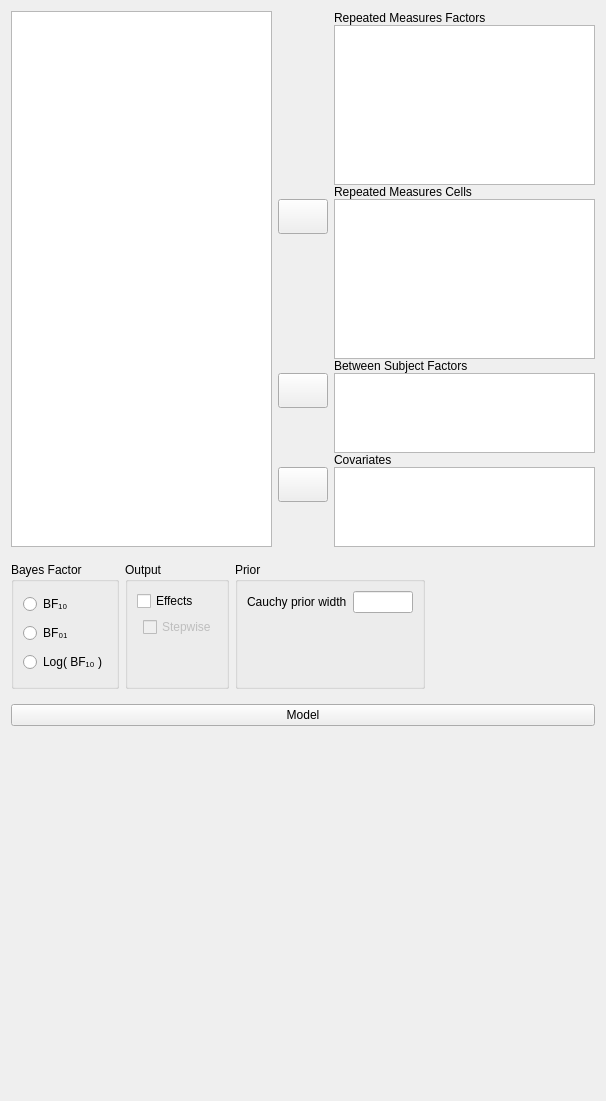
Before: the Qt Designer form JASP-Desktop/analysisforms/anovarepeatedmeasuresbayesianform.ui in jasp-stats/jasp-desktop, drawn with Qt 5.
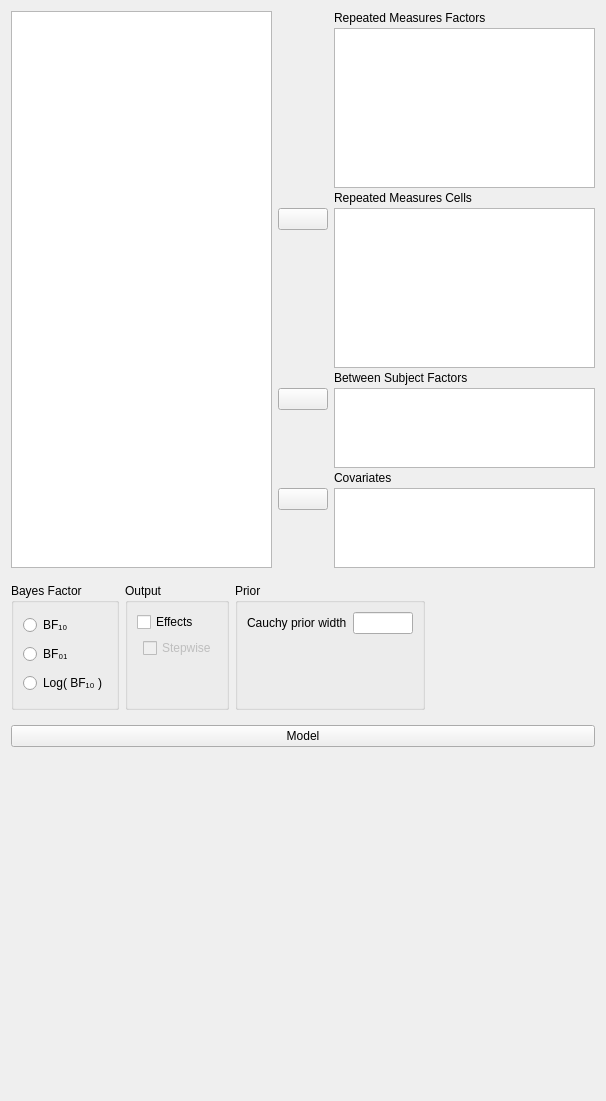
After: the same form once the commit is applied. Custom widgets are drawn as their Qt base class.

What changed in the file:
```diff
--- a/JASP-Desktop/analysisforms/anovarepeatedmeasuresbayesianform.ui
+++ b/JASP-Desktop/analysisforms/anovarepeatedmeasuresbayesianform.ui
@@ -42,7 +42,7 @@
        <number>0</number>
       </property>
       <property name="verticalSpacing">
-       <number>0</number>
+       <number>3</number>
       </property>
       <item row="1" column="2">
        <widget class="BoundTableView" name="repeatedMeasuresFactors">
@@ -126,13 +126,13 @@
         <property name="minimumSize">
          <size>
           <width>50</width>
-          <height>35</height>
+          <height>0</height>
          </size>
         </property>
         <property name="maximumSize">
          <size>
           <width>50</width>
-          <height>35</height>
+          <height>16777215</height>
          </size>
         </property>
         <property name="text">
@@ -245,13 +245,13 @@
         <property name="minimumSize">
          <size>
           <width>50</width>
-          <height>35</height>
+          <height>0</height>
          </size>
         </property>
         <property name="maximumSize">
          <size>
           <width>50</width>
-          <height>35</height>
+          <height>16777215</height>
          </size>
         </property>
         <property name="text">
@@ -359,13 +359,13 @@
         <property name="minimumSize">
          <size>
           <width>50</width>
-          <height>35</height>
+          <height>0</height>
          </size>
         </property>
         <property name="maximumSize">
          <size>
           <width>50</width>
-          <height>35</height>
+          <height>16777215</height>
          </size>
         </property>
         <property name="text">
```
